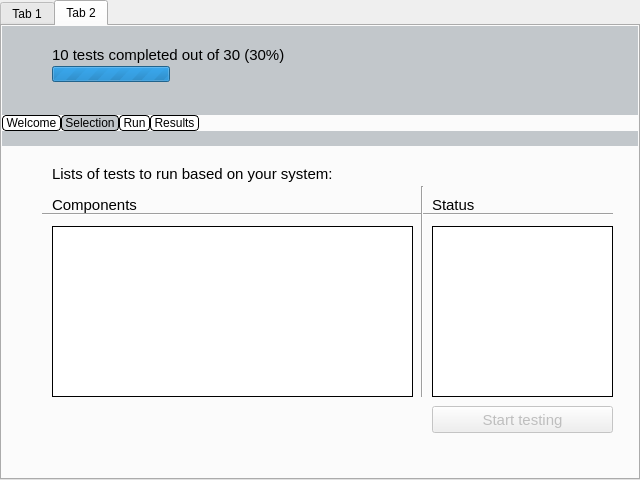
Above: qt/frontend/qtfront.ui from checkbox/checkbox before the change. Below: the same form after it.
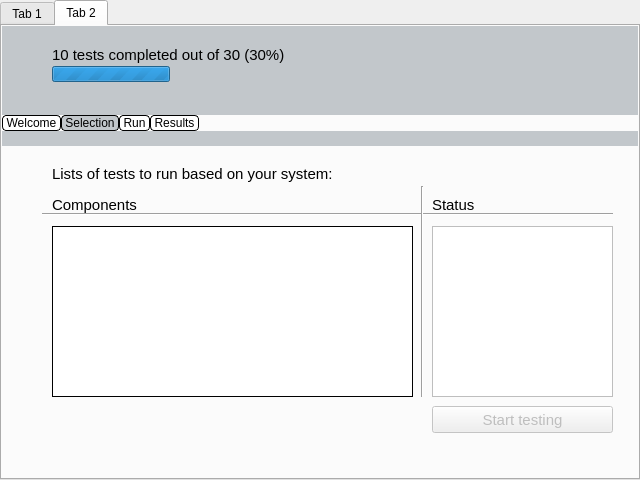
That is the form after the change. The open tabs and pages were chosen to show the change.

Commit message: - implement status screen - cleanup some useless debugs - add antialiasing hint for the test step numbers and question mark

Patch:
```diff
--- a/qt/frontend/qtfront.ui
+++ b/qt/frontend/qtfront.ui
@@ -437,7 +437,10 @@
               <string>Status</string>
              </property>
             </widget>
-            <widget class="QListView" name="listView">
+            <widget class="QTreeView" name="statusView">
+             <property name="enabled">
+              <bool>false</bool>
+             </property>
              <property name="geometry">
               <rect>
                <x>430</x>
@@ -446,12 +449,61 @@
                <height>171</height>
               </rect>
              </property>
+             <property name="palette">
+              <palette>
+               <active>
+                <colorrole role="Base">
+                 <brush brushstyle="SolidPattern">
+                  <color alpha="255">
+                   <red>255</red>
+                   <green>255</green>
+                   <blue>255</blue>
+                  </color>
+                 </brush>
+                </colorrole>
+               </active>
+               <inactive>
+                <colorrole role="Base">
+                 <brush brushstyle="SolidPattern">
+                  <color alpha="255">
+                   <red>255</red>
+                   <green>255</green>
+                   <blue>255</blue>
+                  </color>
+                 </brush>
+                </colorrole>
+               </inactive>
+               <disabled>
+                <colorrole role="Base">
+                 <brush brushstyle="SolidPattern">
+                  <color alpha="255">
+                   <red>255</red>
+                   <green>255</green>
+                   <blue>255</blue>
+                  </color>
+                 </brush>
+                </colorrole>
+               </disabled>
+              </palette>
+             </property>
              <property name="frameShape">
               <enum>QFrame::Box</enum>
              </property>
              <property name="frameShadow">
               <enum>QFrame::Plain</enum>
              </property>
+             <property name="verticalScrollBarPolicy">
+              <enum>Qt::ScrollBarAlwaysOff</enum>
+             </property>
+             <property name="horizontalScrollBarPolicy">
+              <enum>Qt::ScrollBarAlwaysOff</enum>
+             </property>
+             <property name="headerHidden">
+              <bool>true</bool>
+             </property>
+             <attribute name="headerVisible">
+              <bool>false</bool>
+             </attribute>
             </widget>
             <widget class="QTreeView" name="treeView">
              <property name="geometry">
```
Left out of the diff: 19 changed lines with no effect on the pictures. The commit also changes 5 other files.
